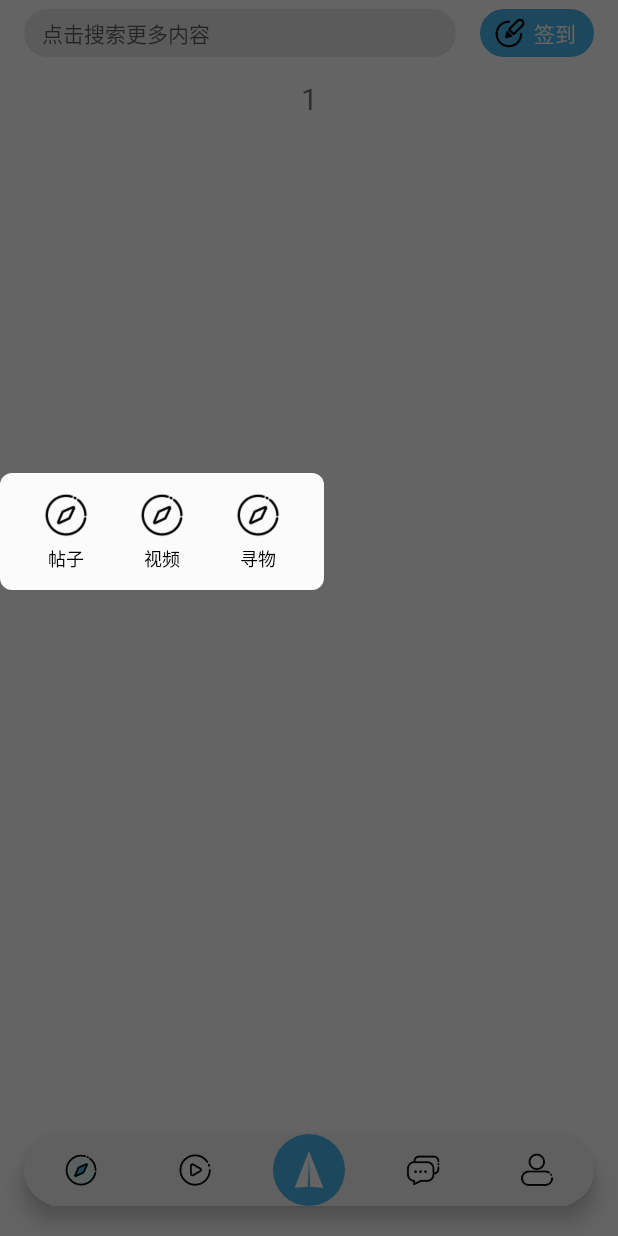
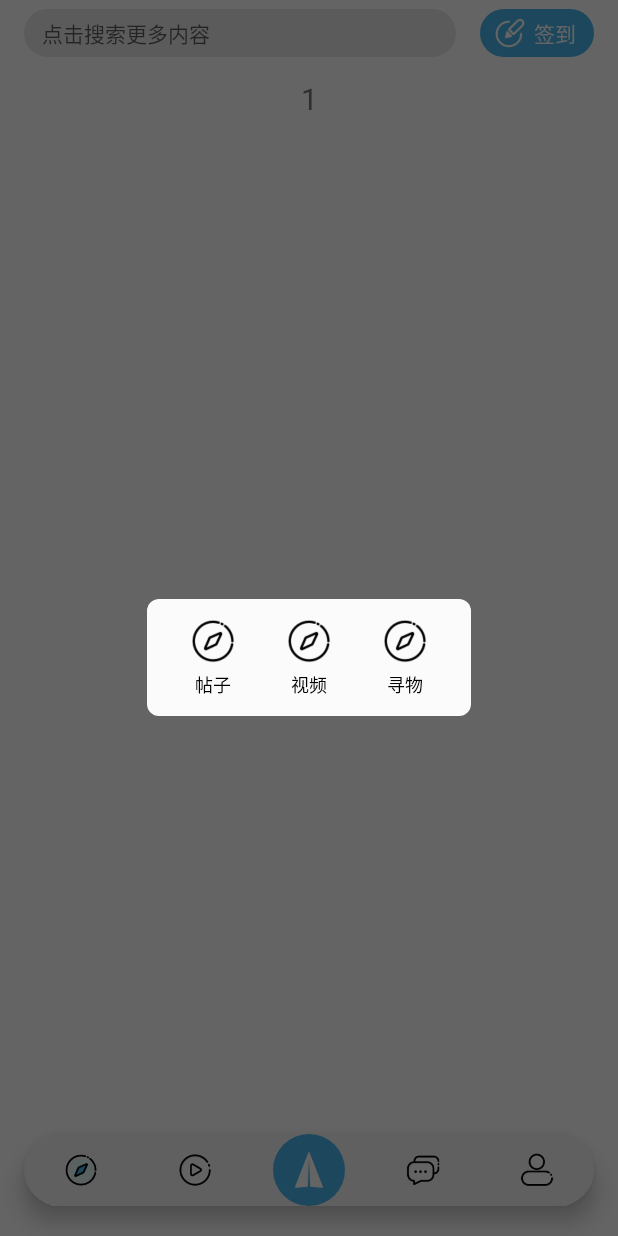
Before and after one commit to Hi-NMY/SPB, an Android app: the UserHomePage screen opened directly, with no data from a screen before it, item 3 of the bottom bar chosen, on a phone screen of 412 x 824 dp. Run offline under Robolectric (Android 15) with nearby library versions, the phone set to English and light mode, and no system bars; libraries missing offline, so code that uses them is left out: com.gyf.immersionbar, com.tamsiree.rxkit, org.litepal; Roboto replaces fonts that are not available here; 1 statement that could not run was skipped.

Commit message:
解决刘海屏控件位置问题

```diff
--- a/app/src/main/java/com/example/spb/view/Component/ComponentDialog.java
+++ b/app/src/main/java/com/example/spb/view/Component/ComponentDialog.java
@@ -4,11 +4,15 @@ import android.app.Activity;
 import android.content.Context;
 import android.content.res.Resources;
 import android.graphics.Point;
+import android.graphics.Rect;
+import android.os.Build;
 import android.view.*;
 import androidx.appcompat.app.AlertDialog;
 import com.example.spb.R;
 import com.example.spb.app.MyApplication;
 import com.example.spb.view.InterComponent.DialogInter;
+
+import java.util.List;
 
 public class ComponentDialog implements DialogInter {
 
@@ -16,8 +20,10 @@ public class ComponentDialog implements DialogInter {
     private AlertDialog.Builder builder;
     private View view;
     private Window window;
+    private Activity activity;
 
     public ComponentDialog(Activity context,int viewId,InitDialog initDialog) {
+        activity = context;
         builder = new AlertDialog.Builder(context);
         view = LayoutInflater.from(context).inflate(viewId,null);
         initView(view);
@@ -30,6 +36,7 @@ public class ComponentDialog implements DialogInter {
     }
 
     public ComponentDialog(Activity context,int viewId,int styleId,InitDialog initDialog) {
+        activity = context;
         builder = new AlertDialog.Builder(context,styleId);
         view = LayoutInflater.from(context).inflate(viewId,null);
         initView(view);
@@ -97,17 +104,26 @@ public class ComponentDialog implements DialogInter {
         void initListener();
     }
 
-    public void changePosition(View v){
+    public void changePosition(View v) {
         WindowManager mWindowManager = (WindowManager) MyApplication.getContext().getSystemService(Context.WINDOW_SERVICE);
         Point point = new Point();
         mWindowManager.getDefaultDisplay().getSize(point);
         int screenHeight = point.y;
         WindowManager.LayoutParams layoutParams = window.getAttributes();
-        int[] location = new  int[2] ;
+        int[] location = new int[2];
         v.getLocationInWindow(location); //获取在当前窗体内的绝对坐标
         v.getLocationOnScreen(location);//获取在整个屏幕内的绝对坐标
-        layoutParams.x = 0; //对 dialog 设置 x 轴坐标
-        layoutParams.y = (int) (-(screenHeight/2)+location[1]-v.getHeight()*1.7); //对dialog设置y轴坐标
+        if (Build.VERSION.SDK_INT >= Build.VERSION_CODES.P) {
+            DisplayCutout displayCutout = activity.getWindow().getDecorView().getRootWindowInsets().getDisplayCutout();
+            if (displayCutout != null) {
+                int notificationBar  = Resources.getSystem().getDimensionPixelSize(
+                        Resources.getSystem().getIdentifier("status_bar_height", "dimen", "android"));
+                layoutParams.x = 0; //对 dialog 设置 x 轴坐标
+                layoutParams.y = (int) (-(screenHeight / 2) + location[1] - v.getHeight() * 1.7-notificationBar/2); //对dialog设置y轴坐标
+            }
+        }else {
+            layoutParams.y = (int) (-(screenHeight / 2) + location[1] - v.getHeight() * 1.7); //对dialog设置y轴坐标
+        }
         window.setAttributes(layoutParams);
-    };
+    }
 }
--- a/app/src/main/java/com/example/spb/view/littlefun/JumpIntent.java
+++ b/app/src/main/java/com/example/spb/view/littlefun/JumpIntent.java
@@ -9,12 +9,14 @@ public class JumpIntent {
 
     public static void startMyIntent(Class toActivity){
         Intent intent = new Intent(MyApplication.getContext(),toActivity);
+        intent.setFlags(Intent.FLAG_ACTIVITY_NEW_TASK);
         MyApplication.getContext().startActivity(intent);
     }
 
     public static void startMsgIntent(Class toActivity,SetMsg setMsg){
         Intent intent = new Intent(MyApplication.getContext(),toActivity);
         setMsg.setMessage(intent);
+        intent.setFlags(Intent.FLAG_ACTIVITY_NEW_TASK);
         MyApplication.getContext().startActivity(intent);
     }
 
--- a/app/src/main/res/layout/activity_first_page.xml
+++ b/app/src/main/res/layout/activity_first_page.xml
@@ -103,6 +103,7 @@
                 android:textColor="@color/lightgrey"
                 android:textSize="@dimen/font_14"
                 android:gravity="center"
+                android:translationY="-2dp"
                 android:layout_alignBottom="@id/enter_check"
                 android:layout_alignTop="@+id/enter_check"
                 android:layout_toRightOf="@id/enter_check"
@@ -115,6 +116,7 @@
                 android:textColor="@color/gray"
                 android:textSize="@dimen/font_14"
                 android:gravity="center_vertical"
+                android:translationY="-2dp"
                 android:layout_alignBottom="@id/enter_check"
                 android:layout_alignTop="@+id/enter_check"
                 android:layout_toRightOf="@id/enter_notice"
@@ -127,6 +129,7 @@
                 android:textColor="@color/theme_color2"
                 android:textSize="@dimen/font_14"
                 android:gravity="center_vertical"
+                android:translationY="-2dp"
                 android:layout_alignBottom="@id/enter_check"
                 android:layout_alignTop="@+id/enter_check"
                 android:layout_alignRight="@id/view1"
--- a/app/src/main/res/layout/frag_spb_activity_bar.xml
+++ b/app/src/main/res/layout/frag_spb_activity_bar.xml
@@ -17,7 +17,7 @@
     <TextView
             android:id="@+id/bar_left_txt"
             android:textColor="@color/black"
-            android:textSize="@dimen/font_14"
+            android:textSize="@dimen/font_16"
             android:visibility="invisible"
             android:layout_marginLeft="@dimen/margin_16"
             android:layout_centerVertical="true"
@@ -49,7 +49,7 @@
             android:id="@+id/bar_right_txt1"
             android:visibility="invisible"
             android:textColor="@color/black"
-            android:textSize="@dimen/font_14"
+            android:textSize="@dimen/font_16"
             android:layout_marginRight="@dimen/margin_16"
             android:layout_alignParentRight="true"
             android:layout_centerVertical="true"
@@ -69,7 +69,7 @@
             android:id="@+id/bar_right_txt2"
             android:visibility="invisible"
             android:textColor="@color/black"
-            android:textSize="@dimen/font_14"
+            android:textSize="@dimen/font_16"
             android:layout_marginRight="@dimen/margin_8"
             android:layout_toLeftOf="@id/bar_right_img1"
             android:layout_centerVertical="true"
@@ -81,7 +81,7 @@
             android:id="@+id/bar_central_txt"
             android:visibility="invisible"
             android:textColor="@color/black"
-            android:textSize="@dimen/font_14"
+            android:textSize="@dimen/font_16"
             android:layout_centerInParent="true"
             android:layout_width="wrap_content"
             android:layout_height="@dimen/icon_image_32"/>
```
Also changed, not shown: app/src/main/res/drawable/sign_icon.png.
